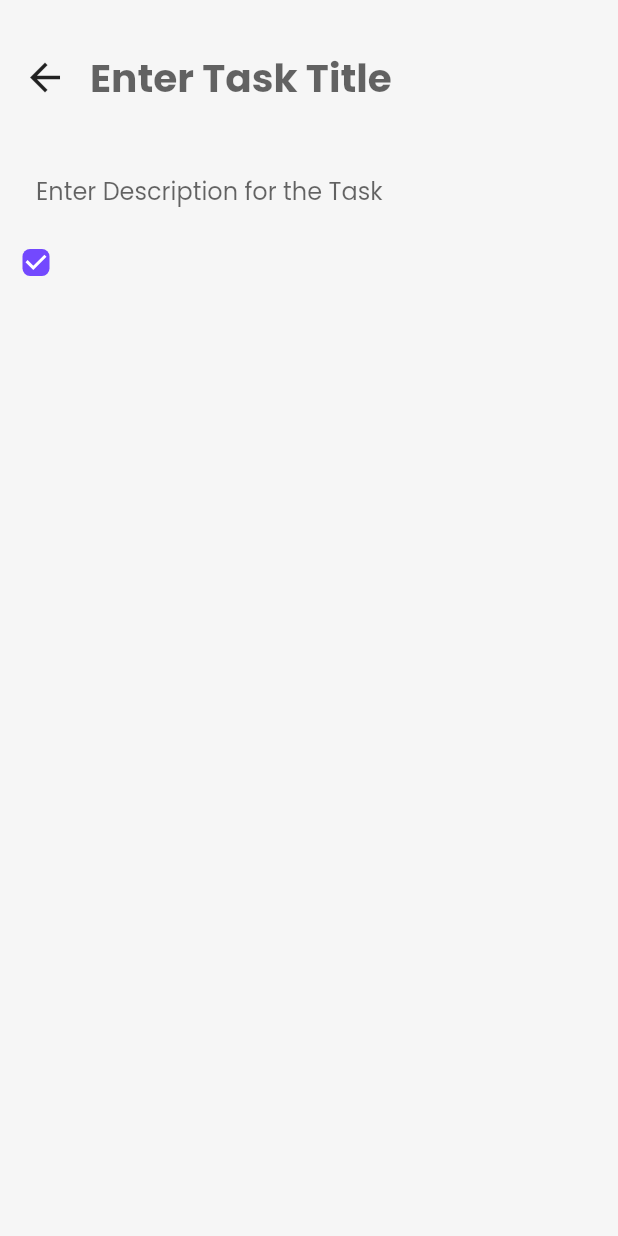
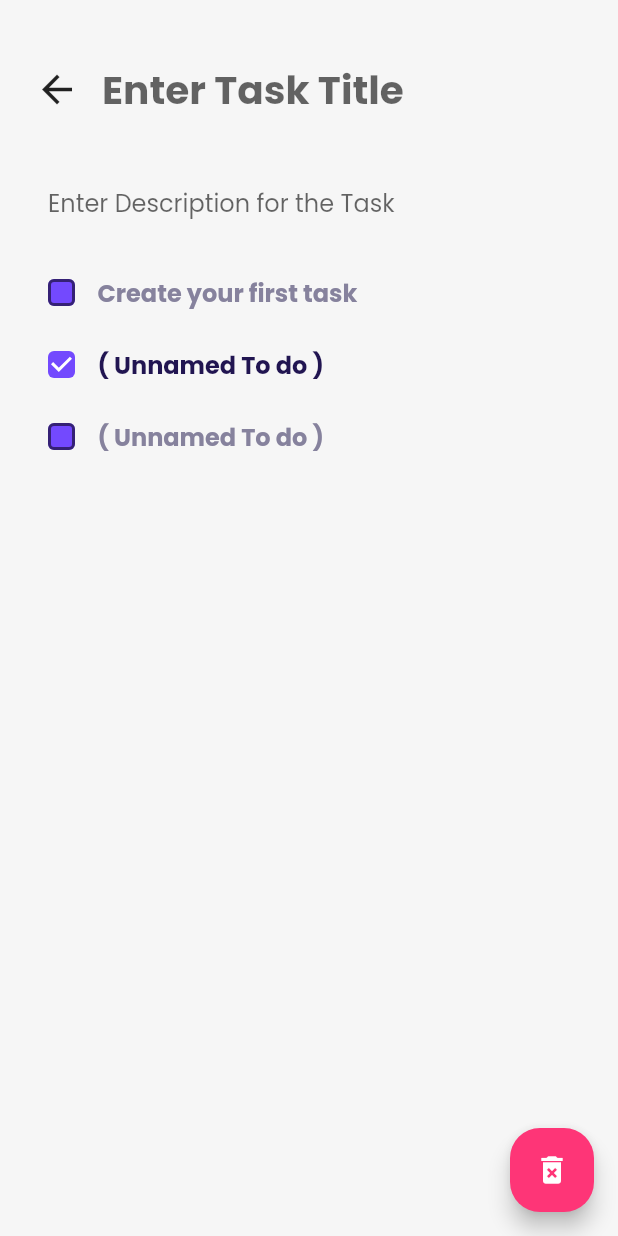
Before and after one commit to Bilal001122/To-do-app, a Flutter app: the screen it shows after launch, after a tap on the "add" icon, on a phone screen of 412 x 824 dp. Run offline on Flutter 3.47's test engine with Material 2 defaults, Android fonts, the phone set to English and light mode, and no system bars; our stand-ins replace google_fonts, sqflite; accounts and stored records are empty.

Commit message:
Problem in data base // home_screen line 62

```diff
--- /dev/null
+++ b/lib/database_helper.dart
@@ -0,0 +1,47 @@
+import 'package:path/path.dart';
+import 'package:sqflite/sqflite.dart';
+
+import 'models/task.dart';
+
+class DataBaseHelper {
+  Future<Database> dataBase() async {
+    return openDatabase(
+      join(
+        await getDatabasesPath(),
+        'todo.db',
+      ),
+      onCreate: (db, version) {
+        return db.execute(
+          'CREATE TABLE tasks (id INTEGER PRIMARY KEY, title TEXT, description TEXT)',
+        );
+      },
+      version: 1,
+    );
+  }
+
+  Future<void> insertTask(Task task) async {
+    Database _db = await dataBase();
+    await _db.insert(
+      'tasks',
+      task.toMap(),
+      conflictAlgorithm: ConflictAlgorithm.replace,
+    );
+  }
+
+  Future<List<Task>> getTasks() async {
+    Database _db = await dataBase();
+    List<Map<String, dynamic>> taskMap = await _db.query(
+      'tasks',
+    );
+    return List.generate(
+      taskMap.length,
+      (index) {
+        return Task(
+          id: taskMap[index]['id'],
+          title: taskMap[index]['title'],
+          description: taskMap[index]['description'],
+        );
+      },
+    );
+  }
+}
--- /dev/null
+++ b/lib/models/task.dart
@@ -0,0 +1,15 @@
+class Task {
+  final int? id;
+  final String? title;
+  final String? description;
+
+  Task({this.id, this.title, this.description});
+
+  Map<String, dynamic> toMap() {
+    return {
+      'id': id,
+      'title': title,
+      'description': description,
+    };
+  }
+}
--- a/lib/screens/home_screen.dart
+++ b/lib/screens/home_screen.dart
@@ -1,4 +1,6 @@
 import 'package:flutter/material.dart';
+import 'package:to_do_app/database_helper.dart';
+import 'package:to_do_app/models/task.dart';
 import 'package:to_do_app/screens/screens.dart';
 import 'package:to_do_app/widgets/widgets.dart';
 
@@ -10,6 +12,8 @@ class HomeScreen extends StatefulWidget {
 }
 
 class _HomeScreenState extends State<HomeScreen> {
+  DataBaseHelper _dataBaseHelper = DataBaseHelper();
+
   @override
   Widget build(BuildContext context) {
     return Scaffold(
@@ -49,22 +53,22 @@ class _HomeScreenState extends State<HomeScreen> {
                 height: 32,
               ),
               Expanded(
-                child: ListView(
-                  children: [
-                    TaskCardWidget(
-                      title: 'Get Started!',
-                      description:
-                          'Hello User! Welcome to DoIT app, this is a default task that you can edit or delete to start using the app',
-                    ),
-                    TaskCardWidget(),
-                    TaskCardWidget(),
-                    TaskCardWidget(),
-                    TaskCardWidget(),
-                    TaskCardWidget(),
-                    TaskCardWidget(),
-                  ],
+                child: FutureBuilder(
+                  initialData: const [],
+                  future: _dataBaseHelper.getTasks(),
+                  builder: (context, AsyncSnapshot snapshot) {
+                    return ListView.builder(
+                      itemCount: snapshot.data.length!,
+                      itemBuilder: (context, index) {
+                        return TaskCardWidget(
+                          title: snapshot.data[index].title,
+                          description: snapshot.data[index].description,
+                        );
+                      },
+                    );
+                  },
                 ),
-              )
+              ),
             ],
           ),
         ),
@@ -72,3 +76,8 @@ class _HomeScreenState extends State<HomeScreen> {
     );
   }
 }
+// TaskCardWidget(
+//   title: 'Get Started!',
+//   description:
+//       'Hello User! Welcome to DoIT app, this is a default task that you can edit or delete to start using the app',
+// ),
--- a/lib/screens/task_screen.dart
+++ b/lib/screens/task_screen.dart
@@ -1,4 +1,6 @@
 import 'package:flutter/material.dart';
+import 'package:to_do_app/database_helper.dart';
+import 'package:to_do_app/models/task.dart';
 import 'package:to_do_app/widgets/widgets.dart';
 
 class TaskScreen extends StatefulWidget {
@@ -12,7 +14,17 @@ class _TaskScreenState extends State<TaskScreen> {
   @override
   Widget build(BuildContext context) {
     return Scaffold(
+      floatingActionButton: FloatingActionButton(
+        onPressed: () {},
+        backgroundColor: Color(0xFFFE3577),
+        shape: RoundedRectangleBorder(
+          borderRadius: BorderRadius.circular(20),
+        ),
+        child: Icon(Icons.delete_forever),
+      ),
       body: SafeArea(
+        child: Padding(
+          padding: const EdgeInsets.all(8.0),
           child: Column(
             crossAxisAlignment: CrossAxisAlignment.start,
             children: [
@@ -38,6 +50,15 @@ class _TaskScreenState extends State<TaskScreen> {
                     ),
                     Expanded(
                       child: TextField(
+                        onSubmitted: (value) async {
+                          if (value != "") {
+                            DataBaseHelper _dbHelper = DataBaseHelper();
+                            Task _newTask = Task(
+                              title: value,
+                            );
+                            await _dbHelper.insertTask(_newTask);
+                          }
+                        },
                         decoration: InputDecoration(
                           hintText: 'Enter Task Title',
                           border: InputBorder.none,
@@ -52,15 +73,28 @@ class _TaskScreenState extends State<TaskScreen> {
                   ],
                 ),
               ),
-            TextField(
+              Padding(
+                padding: const EdgeInsets.only(bottom: 12.0),
+                child: TextField(
                   decoration: InputDecoration(
                     hintText: 'Enter Description for the Task',
                     border: InputBorder.none,
                     contentPadding: EdgeInsets.symmetric(horizontal: 24),
                   ),
                 ),
-            ToDoWidget(),
+              ),
+              ToDoWidget(
+                text: 'Create your first task',
+                isDone: false,
+              ),
+              ToDoWidget(
+                isDone: true,
+              ),
+              ToDoWidget(
+                isDone: false,
+              ),
             ],
+          ),
         ),
       ),
     );
--- a/lib/widgets/todo_widget.dart
+++ b/lib/widgets/todo_widget.dart
@@ -1,11 +1,17 @@
 import 'package:flutter/material.dart';
 
 class ToDoWidget extends StatelessWidget {
-  const ToDoWidget({Key? key}) : super(key: key);
+  final String? text;
+  final bool isDone;
+  const ToDoWidget({Key? key, this.text, required this.isDone})
+      : super(key: key);
 
   @override
   Widget build(BuildContext context) {
-    return Row(
+    return Padding(
+      padding: const EdgeInsets.only(left: 9.0),
+      child: Row(
+        crossAxisAlignment: CrossAxisAlignment.center,
         children: [
           Checkbox(
             fillColor: MaterialStateProperty.resolveWith((states) {
@@ -14,13 +20,24 @@ class ToDoWidget extends StatelessWidget {
               }
               return Theme.of(context).primaryColor;
             }),
-          value: true,
+            value: isDone,
             onChanged: (value) {},
             shape: RoundedRectangleBorder(
-            borderRadius: BorderRadius.circular(5),
+              borderRadius: BorderRadius.circular(4),
+            ),
+          ),
+          Text(
+            text ?? '( Unnamed To do )',
+            style: TextStyle(
+              color: isDone
+                  ? Theme.of(context).colorScheme.secondary
+                  : Color(0xFF86829D),
+              fontSize: 16,
+              fontWeight: FontWeight.bold,
             ),
           ),
         ],
+      ),
     );
   }
 }
--- a/pubspec.yaml
+++ b/pubspec.yaml
@@ -35,6 +35,8 @@ dependencies:
   # Use with the CupertinoIcons class for iOS style icons.
   cupertino_icons: ^1.0.2
   google_fonts: ^3.0.1
+  sqflite:
+  path:
 
 dev_dependencies:
   flutter_test:
```
Also changed, not shown: pubspec.lock. Lines whose indentation alone changed are shown as unchanged.
